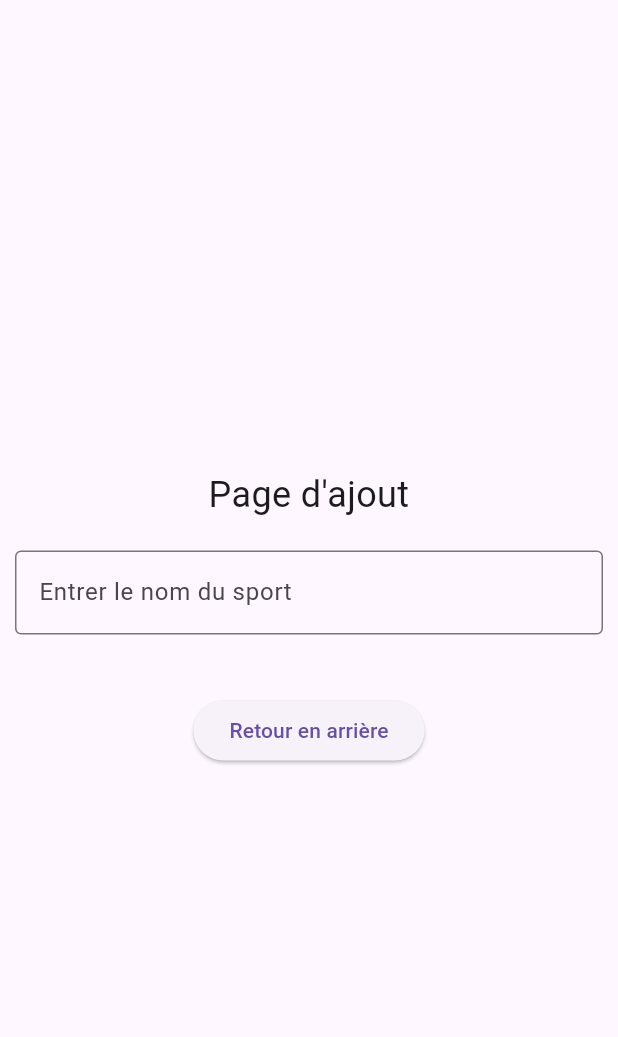
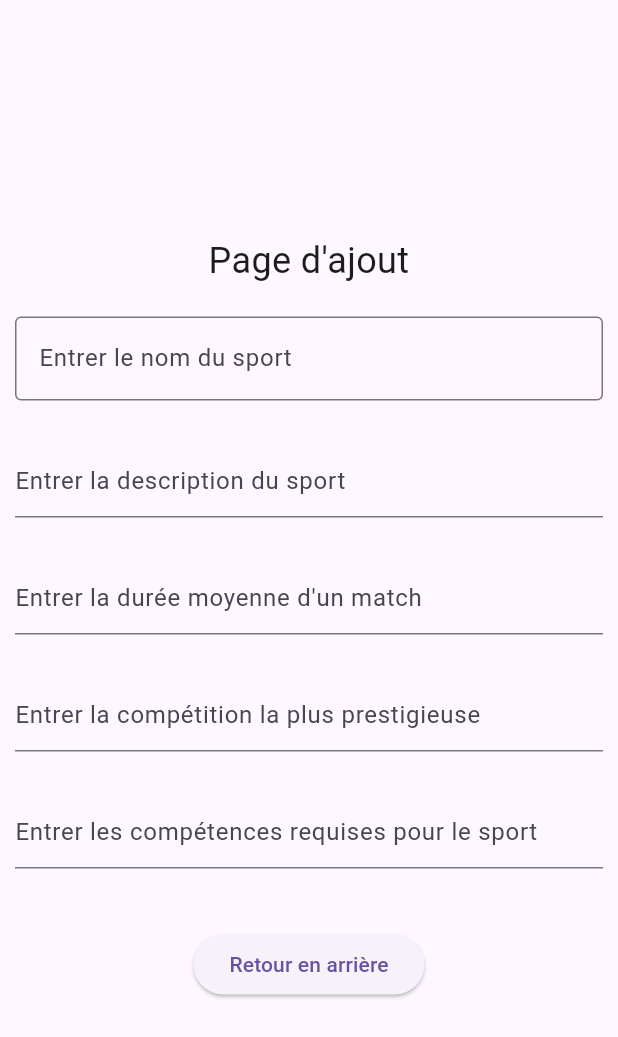
Before and after one commit to yalac/tp1-flutter-sport-YL, a Flutter app: the AjoutSportPage screen opened directly, on a phone screen of 412 x 824 dp. Shown: the top 1037 px of the screen. Run offline on Flutter 3.47's test engine with Material 3 defaults, Android fonts, the phone set to English and light mode, and no system bars.

Commit message:
creation des autres champs du formulaire d'ajout

```diff
--- a/lib/pages/ajout_sport_page.dart
+++ b/lib/pages/ajout_sport_page.dart
@@ -25,6 +25,50 @@ class AjoutSportPage extends StatelessWidget {
               ),
             ),
           ),
+          SizedBox(height: 10),
+
+          Padding(
+            padding: const EdgeInsets.all(10),
+            child: TextField(
+              decoration: InputDecoration(
+                border: UnderlineInputBorder(),
+                hintText: 'Entrer la description du sport',
+              ),
+            ),
+          ),
+          SizedBox(height: 10),
+
+          Padding(
+            padding: const EdgeInsets.all(10),
+            child: TextField(
+              decoration: InputDecoration(
+                border: UnderlineInputBorder(),
+                hintText: 'Entrer la durée moyenne d\'un match',
+              ),
+            ),
+          ),
+          SizedBox(height: 10),
+
+          Padding(
+            padding: const EdgeInsets.all(10),
+            child: TextField(
+              decoration: InputDecoration(
+                border: UnderlineInputBorder(),
+                hintText: 'Entrer la compétition la plus prestigieuse',
+              ),
+            ),
+          ),
+          SizedBox(height: 10),
+
+          Padding(
+            padding: const EdgeInsets.all(10),
+            child: TextField(
+              decoration: InputDecoration(
+                border: UnderlineInputBorder(),
+                hintText: 'Entrer les compétences requises pour le sport',
+              ),
+            ),
+          ),
           SizedBox(height: 30),
 
           ElevatedButton(
--- a/pubspec.yaml
+++ b/pubspec.yaml
@@ -58,9 +58,9 @@ flutter:
   uses-material-design: true
 
   # To add assets to your application, add an assets section, like this:
-  assets:
-    - assets\images\badminton.jpg
-    - assets\images\football.jpg
+  # assets:
+  #   - assets\images\badminton.jpg
+  #   - assets\images\football.jpg
 
   # An image asset can refer to one or more resolution-specific "variants", see
   # https://flutter.dev/to/resolution-aware-images
```
